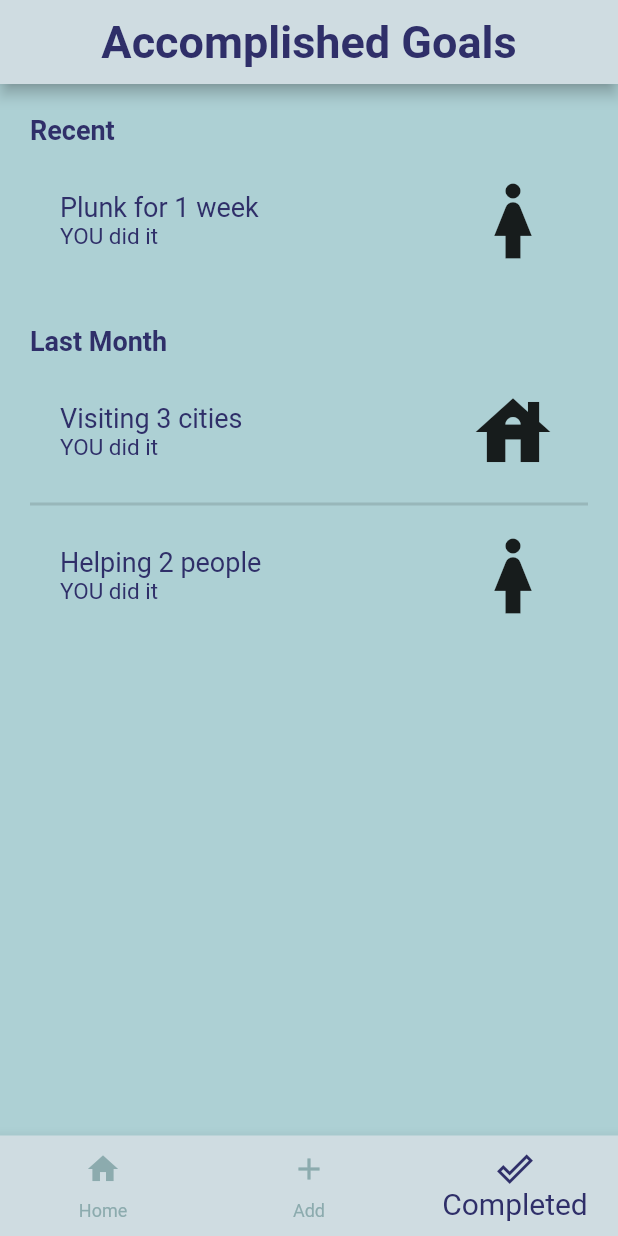
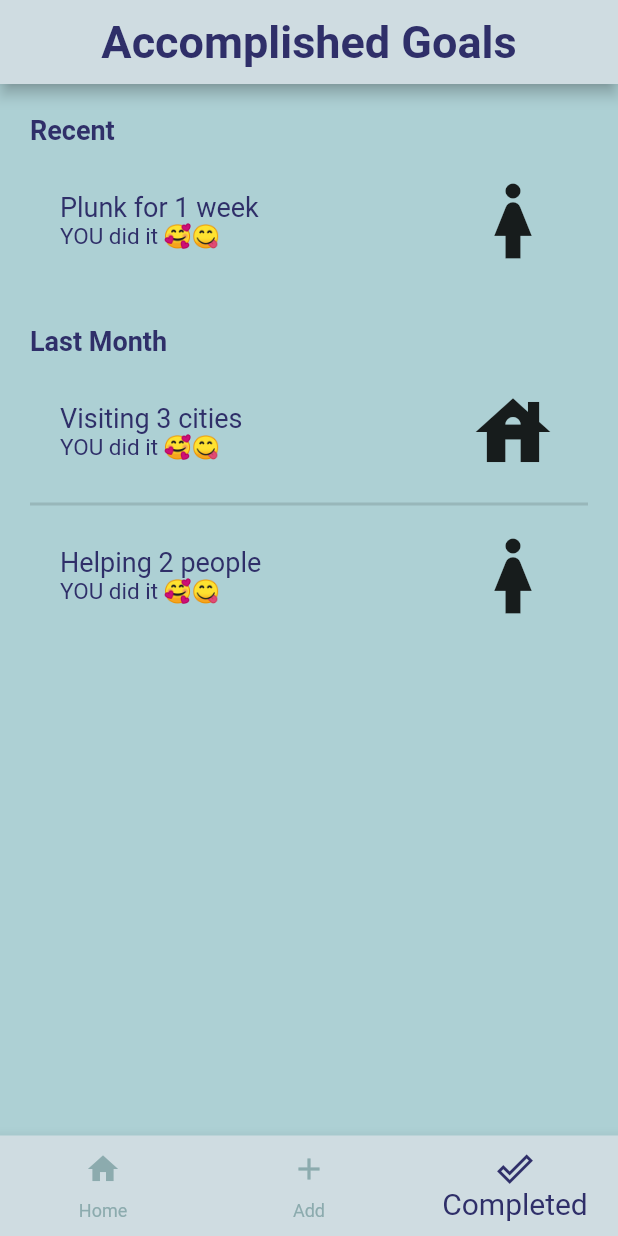
Before and after one commit to sobuur0/goalist-app, a Flutter app: the screen it shows after launch, item 3 of the bottom bar chosen, on a phone screen of 412 x 824 dp. Run offline on Flutter 3.47's test engine with Material 2 defaults, Android fonts, the phone set to English and light mode, and no system bars.

Commit message:
added required emoji

```diff
--- a/lib/pages/accomplished_goals.dart
+++ b/lib/pages/accomplished_goals.dart
@@ -37,7 +37,7 @@ class _AccomplishedGoalsPageState extends State<AccomplishedGoalsPage> {
                           style: kDurationTextStyle.copyWith(fontSize: 18.0),
                         ),
                         const Text(
-                          'YOU did it',
+                          'YOU did it 🥰😋',
                           style: kDurationTextStyle,
                         ),
                       ],
@@ -69,7 +69,7 @@ class _AccomplishedGoalsPageState extends State<AccomplishedGoalsPage> {
                           style: kDurationTextStyle.copyWith(fontSize: 18.0),
                         ),
                         const Text(
-                          'YOU did it',
+                          'YOU did it 🥰😋',
                           style: kDurationTextStyle,
                         ),
                       ],
@@ -97,7 +97,7 @@ class _AccomplishedGoalsPageState extends State<AccomplishedGoalsPage> {
                           style: kDurationTextStyle.copyWith(fontSize: 18.0),
                         ),
                         const Text(
-                          'YOU did it',
+                          'YOU did it 🥰😋',
                           style: kDurationTextStyle,
                         ),
                       ],
```
